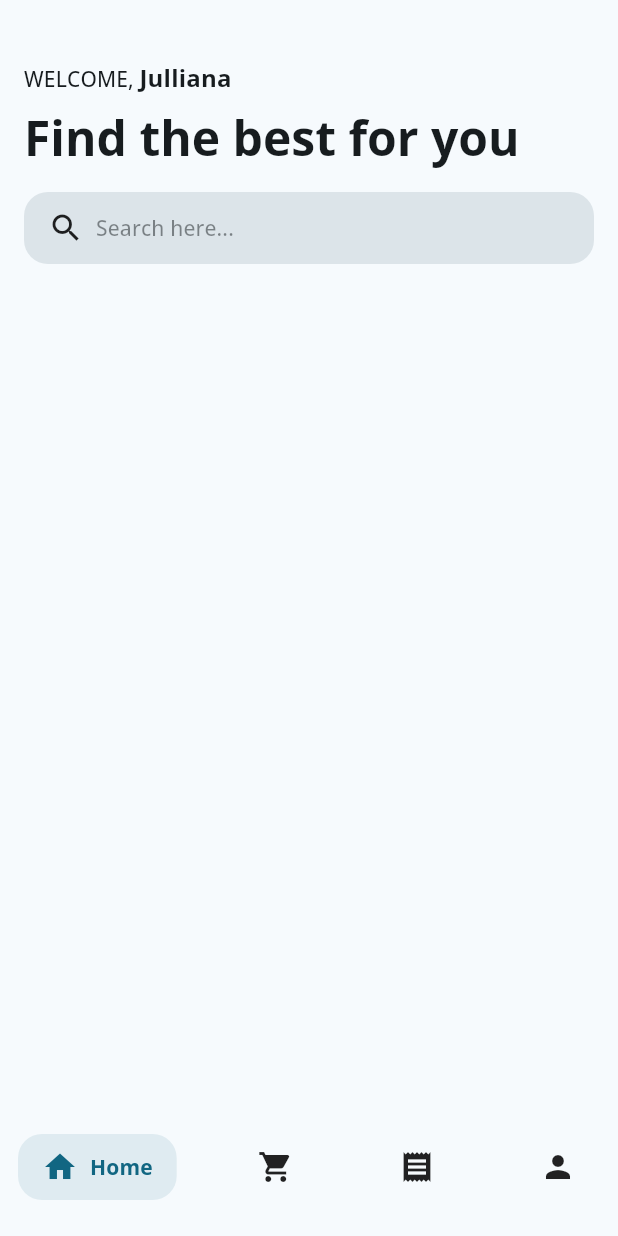
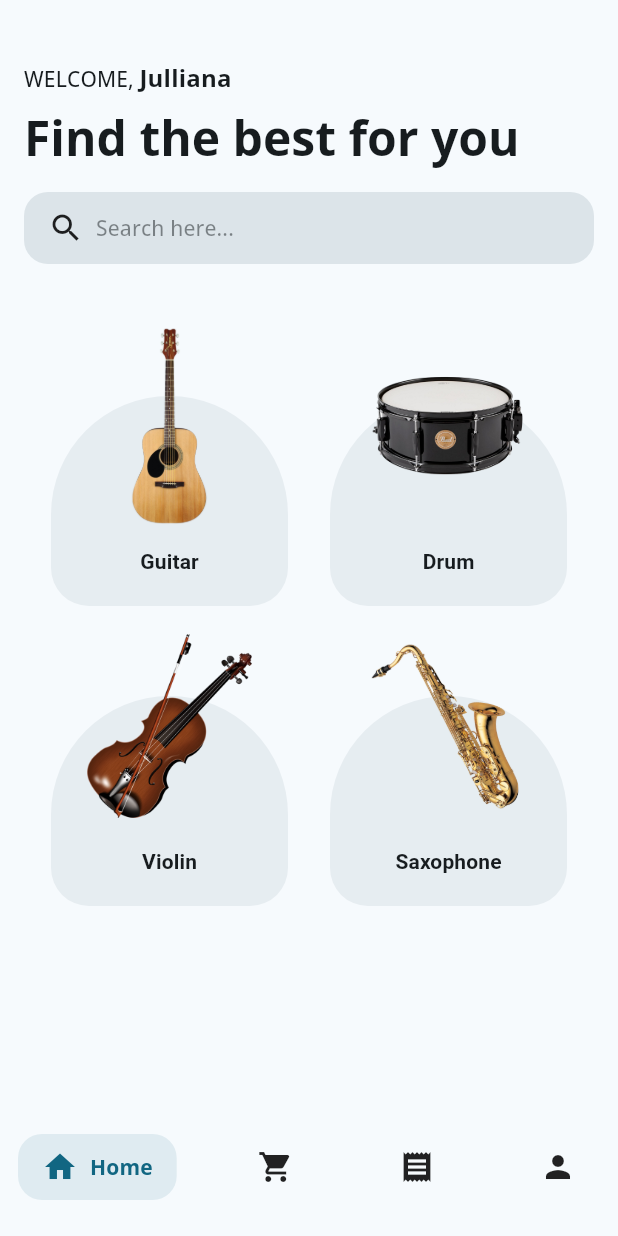
Before and after one commit to DangDDT/instrument_store, a Flutter app: the screen it shows after launch, on a phone screen of 412 x 824 dp. Run offline on Flutter 3.47's test engine with Material 3 defaults, Android fonts, the phone set to English and light mode, and no system bars; drawn by our look-alikes of animated_text_kit, salomon_bottom_bar; our stand-ins replace dio, flutter_staggered_animations, get, google_fonts.

Commit message:
dashboard page

```diff
--- a/lib/core/app_core.dart
+++ b/lib/core/app_core.dart
@@ -3,6 +3,8 @@ import 'package:instrument_store/core/modules/module_manager.dart';
 import 'initialization/global_binding.dart';
 
 class AppCore {
+  static String packageName = 'instrument_store';
+
   const AppCore._internal();
 
   static AppCore get instance => const AppCore._internal();
--- a/lib/domain/models/category_model.dart
+++ b/lib/domain/models/category_model.dart
@@ -26,13 +26,13 @@ class CategoryModel extends BaseModel {
   String get image {
     switch (name.toLowerCase()) {
       case 'guitar':
-        return 'assets/images/guitar.png';
+        return 'assets/guitar_category.png';
       case 'drum':
-        return 'assets/images/drum.png';
+        return 'assets/drum_category.png';
       case 'violin':
-        return 'assets/images/violin.png';
+        return 'assets/violin_category.png';
       case 'saxophone':
-        return 'assets/images/saxophone.png';
+        return 'assets/saxophone_category.png';
       default:
         return '';
     }
--- a/lib/presentation/pages/dashboard/dashboard_page.dart
+++ b/lib/presentation/pages/dashboard/dashboard_page.dart
@@ -2,7 +2,12 @@ import 'package:animated_text_kit/animated_text_kit.dart';
 import 'package:flutter/material.dart';
 import 'package:flutter_staggered_animations/flutter_staggered_animations.dart';
 import 'package:get/get.dart';
+import 'package:google_fonts/google_fonts.dart';
+import 'package:instrument_store/domain/models/category_model.dart';
 import 'package:instrument_store/presentation/pages/dashboard/dashboard_controller.dart';
+import 'package:instrument_store/presentation/widgets/empty_widget.dart';
+import 'package:instrument_store/presentation/widgets/error_widget.dart';
+import 'package:instrument_store/presentation/widgets/loading_widget.dart';
 
 class DashboardPage extends StatefulWidget {
   const DashboardPage({super.key});
@@ -43,7 +48,8 @@ class _DashboardPageState extends State<DashboardPage> {
                     const _WelcomeSection(),
                     const SizedBox(height: 8),
                     const _SearchSection(),
-                    const _CategorySection(),
+                    const SizedBox(height: 24),
+                    const _CategorySectionBuilder(),
                   ],
                 ),
               ),
@@ -165,56 +171,131 @@ class _WelcomeSection extends GetView<DashboardController> {
   }
 }
 
+class _CategorySectionBuilder extends GetView<DashboardController> {
+  const _CategorySectionBuilder();
+
+  @override
+  Widget build(BuildContext context) {
+    return controller.obx(
+      (state) => const _CategorySection(),
+      onLoading: const LoadingWidget(),
+      onError: (error) => const ErrorHandleWidget(),
+      onEmpty: const EmptyHandleWidget(),
+    );
+  }
+}
+
 class _CategorySection extends GetView<DashboardController> {
   const _CategorySection();
 
   @override
   Widget build(BuildContext context) {
-    return GridView.builder(
-      shrinkWrap: true,
-      physics: const NeverScrollableScrollPhysics(),
-      itemCount: controller.state?.length,
-      gridDelegate: const SliverGridDelegateWithFixedCrossAxisCount(
-        crossAxisCount: 2,
-        childAspectRatio: 1.2,
-        crossAxisSpacing: 16,
-        mainAxisSpacing: 16,
+    return Center(
+      child: AnimationLimiter(
+        child: Wrap(
+          spacing: 12,
+          runSpacing: 12,
+          alignment: WrapAlignment.spaceBetween,
+          runAlignment: WrapAlignment.spaceBetween,
+          crossAxisAlignment: WrapCrossAlignment.center,
+          children: (controller.state ?? []).map(
+            (category) {
+              return AnimationConfiguration.staggeredList(
+                position: controller.state?.indexOf(category) ?? 0,
+                child: FadeInAnimation(
+                  child: SlideAnimation(
+                    verticalOffset: 50,
+                    duration: const Duration(milliseconds: 810),
+                    child: LayoutBuilder(
+                      builder: (
+                        context,
+                        constraints,
+                      ) {
+                        return SizedBox(
+                          width: constraints.maxWidth / 2 - 16,
+                          child: _CategoryItem(category: category),
+                        );
+                      },
+                    ),
+                  ),
+                ),
+              );
+            },
+          ).toList(),
+        ),
       ),
-      itemBuilder: (context, index) {
-        final category = controller.state?.elementAt(index);
-        return GestureDetector(
-          onTap: () => {},
-          child: Container(
-            decoration: BoxDecoration(
-              borderRadius: BorderRadius.circular(16),
-              color: context.theme.colorScheme.surfaceVariant,
+    );
+  }
+}
+
+class _CategoryItem extends StatelessWidget {
+  const _CategoryItem({
+    required this.category,
+  });
+
+  final CategoryModel? category;
+
+  @override
+  Widget build(BuildContext context) {
+    return GestureDetector(
+      onTap: () => {},
+      child: Container(
+        padding: const EdgeInsets.symmetric(
+          horizontal: 8,
+          vertical: 4,
+        ),
+        child: Stack(
+          clipBehavior: Clip.none,
+          alignment: Alignment.bottomCenter,
+          children: [
+            Positioned(
+              left: 0,
+              right: 0,
+              bottom: -20,
+              child: Container(
+                width: context.width,
+                height: 140,
+                decoration: BoxDecoration(
+                  borderRadius: const BorderRadius.only(
+                    bottomLeft: Radius.circular(32),
+                    bottomRight: Radius.circular(32),
+                    topRight: Radius.circular(100),
+                    topLeft: Radius.circular(100),
+                  ),
+                  color:
+                      context.theme.colorScheme.surfaceVariant.withOpacity(.6),
+                ),
+              ),
             ),
-            padding: const EdgeInsets.all(16),
-            child: Column(
-              crossAxisAlignment: CrossAxisAlignment.start,
+            Column(
+              mainAxisSize: MainAxisSize.max,
               children: [
-                Expanded(
+                ConstrainedBox(
+                  constraints: const BoxConstraints(
+                    minHeight: 160,
+                    maxHeight: 180,
+                  ),
                   child: Hero(
                     tag: ValueKey(category?.id),
                     child: Image.asset(
                       category?.image ?? '',
-                      fit: BoxFit.cover,
+                      fit: BoxFit.scaleDown,
+                      width: 110,
                     ),
                   ),
                 ),
-                const SizedBox(height: 8),
                 Text(
                   category?.name ?? '',
                   style: context.textTheme.titleSmall?.copyWith(
                     fontWeight: FontWeight.bold,
+                    fontFamily: GoogleFonts.aBeeZee().fontFamily,
                   ),
                 ),
-                const SizedBox(height: 8),
               ],
             ),
-          ),
-        );
-      },
+          ],
+        ),
+      ),
     );
   }
 }
--- a/pubspec.yaml
+++ b/pubspec.yaml
@@ -65,9 +65,8 @@ flutter:
   uses-material-design: true
 
   # To add assets to your application, add an assets section, like this:
-  # assets:
-  #   - images/a_dot_burr.jpeg
-  #   - images/a_dot_ham.jpeg
+  assets:
+    - assets/
 
   # An image asset can refer to one or more resolution-specific "variants", see
   # https://flutter.dev/assets-and-images/#resolution-aware
```
Also changed, not shown: lib/presentation/widgets/empty_widget.dart (added, +29 -0 lines), lib/presentation/widgets/error_widget.dart (added, +29 -0 lines), lib/presentation/widgets/loading_widget.dart (added, +28 -0 lines).
